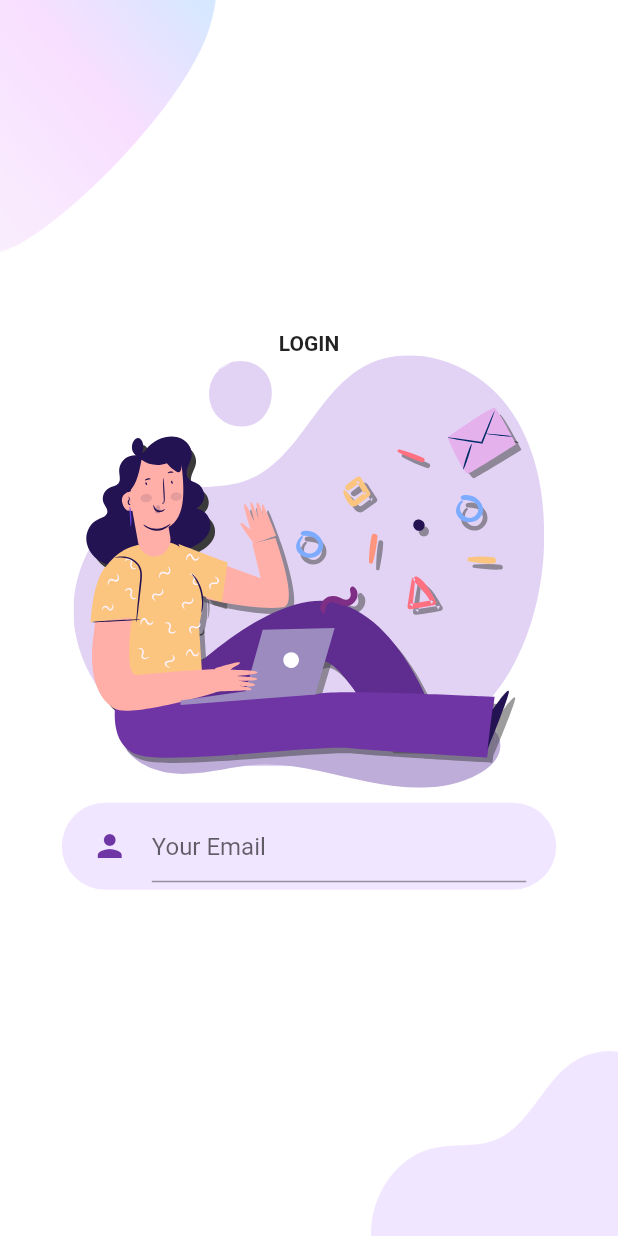
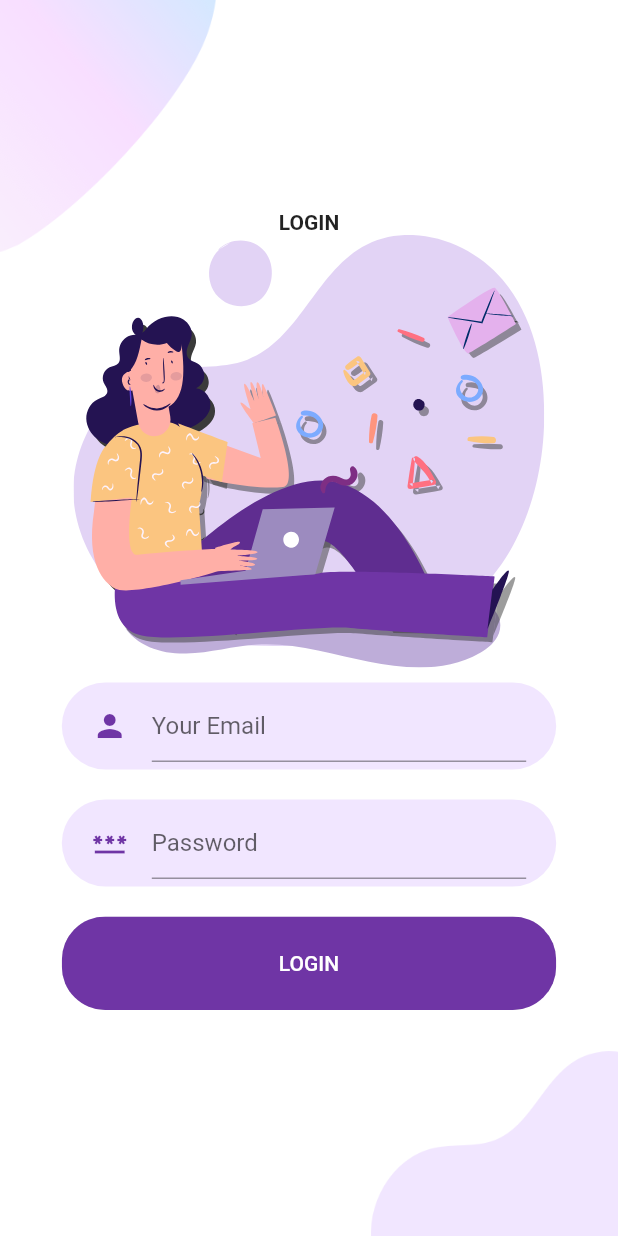
Before and after one commit to francesco-buscicchio/EcoGram, a Flutter app: the screen it shows after launch, after a tap on "LOGIN", on a phone screen of 412 x 824 dp. Run offline on Flutter 3.47's test engine with Material 2 defaults, Android fonts, the phone set to English and light mode, and no system bars; our stand-ins replace flutter_svg.

Commit message:
Continua Login (Frontend)

```diff
--- a/lib/Screens/Login/components/body.dart
+++ b/lib/Screens/Login/components/body.dart
@@ -1,6 +1,8 @@
+import 'package:ecogram/components/RoundedPasswordField.dart';
 import 'package:ecogram/constants.dart';
 import 'package:flutter/material.dart';
 import 'package:flutter_svg/flutter_svg.dart';
+import '../../../components/RoundedButton.dart';
 import '../components/background.dart';
 import '../../../components/RoundedInputField.dart';
 
@@ -26,7 +28,16 @@ class Body extends StatelessWidget {
             icon: Icons.person,
             hintText: "Your Email",
             onChanged: (value) {},
-          )
+          ),
+          RoundedPasswordField(
+            icon: Icons.password,
+            hintText: "Password",
+            onChanged: (value) {},
+          ),
+          RoundedButton(
+            text: "LOGIN",
+            press: () => {},
+          ),
         ]));
   }
 }
--- /dev/null
+++ b/lib/components/RoundedPasswordField.dart
@@ -0,0 +1,34 @@
+import 'package:flutter/material.dart';
+import 'TextFielContainer.dart';
+import 'package:ecogram/constants.dart';
+
+class RoundedPasswordField extends StatelessWidget {
+  final String hintText;
+  final IconData icon;
+  final ValueChanged<String> onChanged;
+
+  const RoundedPasswordField({
+    Key? key,
+    required this.hintText,
+    this.icon = Icons.person,
+    required this.onChanged,
+  }) : super(key: key);
+
+  @override
+  Widget build(BuildContext context) {
+    return TextFieldContainer(
+      child: TextField(
+        onChanged: onChanged,
+        obscureText: true,
+        enableSuggestions: false,
+        autocorrect: false,
+        decoration: InputDecoration(
+            icon: Icon(
+              icon,
+              color: kPrimaryColor,
+            ),
+            hintText: hintText),
+      ),
+    );
+  }
+}
```
